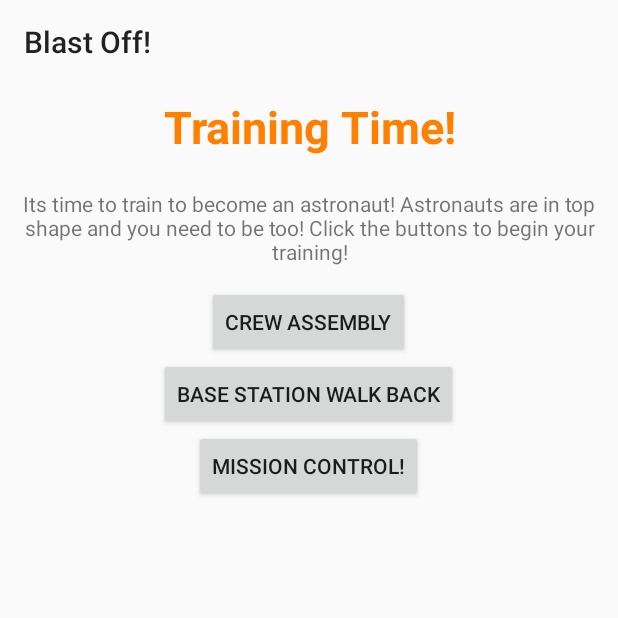
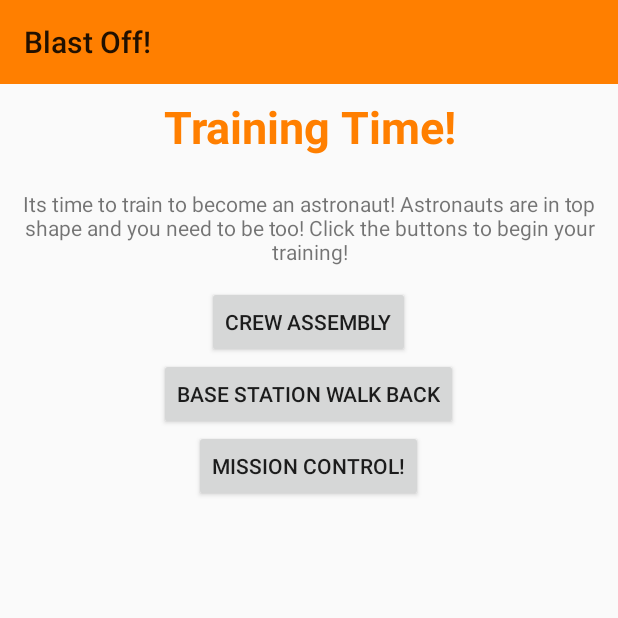
Before and after one commit to Billy1301/BlastOff, an Android app: the TrainActivity screen opened directly, with no data from a screen before it, on a phone screen of 412 x 824 dp, the top half of it. Run offline under Robolectric (Android 15) with nearby library versions, the light colour scheme and no system bars; Roboto replaces fonts that are not available here.

```diff
--- a/SpaceApp/app/src/main/java/com/example/billy/spaceapp/IncentiveActivity.java
+++ b/SpaceApp/app/src/main/java/com/example/billy/spaceapp/IncentiveActivity.java
@@ -7,7 +7,6 @@ import android.support.v7.app.AppCompatActivity;
 import android.widget.ImageView;
 
 import com.example.billy.spaceapp.Learn.Fragment.PlanetFragment;
-import com.example.billy.spaceapp.Train.TrainActivity;
 
 public class IncentiveActivity extends AppCompatActivity {
 
@@ -49,7 +48,6 @@ public class IncentiveActivity extends AppCompatActivity {
 
     private void getBooleans() {
         create = sharedPreferences.getBoolean(CreateActivity.CREATE_BOOLEAN_CODE, create);
-        train = sharedPreferences.getBoolean(TrainActivity.BOOLEAN_CODE, train);
         language = sharedPreferences.getBoolean(CommunicateActivity.COMMUNICATE_BOOLEAN_CODE, language);
         learn = sharedPreferences.getBoolean(PlanetFragment.BOOLEAN_CODE, create);
     }
--- a/SpaceApp/app/src/main/java/com/example/billy/spaceapp/Train/TrainActivity.java
+++ b/SpaceApp/app/src/main/java/com/example/billy/spaceapp/Train/TrainActivity.java
@@ -148,13 +148,13 @@ public class TrainActivity extends AppCompatActivity {
 
     private void setSupplies() {
         baseStationSupplies = " No supplies needed";
-        crewAssemblySupplies = "Gardening Gloves\n Rubber Gloves\n Puzzle";
-        missionControlSupplies = "Tennis ball\n Stop Watch";
+        crewAssemblySupplies = "Gardening Gloves\nRubber Gloves\nPuzzle";
+        missionControlSupplies = "Tennis ball\nStop Watch";
     }
 
     private void setInstructions() {
-        baseStationInstructions = "Measure a course at distances of 400 m (¼ mi), 800 m (½ mi), 1200 m (¾ mi), 1600 m (1 mi)\n At your own pace, walk, jog, or run the measured distance.\n Start by trying to complete 400 m (¼ mi).\n Slowly work to increase the distance by 400 m (¼ mi).\n Over time, your goal should be to complete 1600 m (1 mi).\n Record observations before and after this physical experience.";
+        baseStationInstructions = "Measure a course at distances of 400 m (¼ mi), 800 m (½ mi), 1200 m (¾ mi), 1600 m (1 mi)\nAt your own pace, walk, jog, or run the measured distance.\nStart by trying to complete 400 m (¼ mi).\n Slowly work to increase the distance by 400 m (¼ mi).\nOver time, your goal should be to complete 1600 m (1 mi).\nRecord observations before and after this physical experience.";
         crewAssemblyInstructions = "Wearing various gloves, put together a puzzle or task items (such as using a screwdriver to turn a screw)";
-        missionControlInstructions = "Bounce a tennis ball off the wall and try to catch it while balancing on one foot.\n Raise one foot up behind you, level with your knee.\n Count how many seconds you can stand on one foot while throwing the tennis ball against the wall. Try not to let the ball, or your foot, touch the floor. Try to balance for at least 30 seconds without falling.\n Continue to practice this activity over time until you can keep your balance for 60 seconds without having to start over.";
+        missionControlInstructions = "Bounce a tennis ball off the wall and try to catch it while balancing on one foot.\nRaise one foot up behind you, level with your knee.\nCount how many seconds you can stand on one foot while throwing the tennis ball against the wall. Try not to let the ball, or your foot, touch the floor. Try to balance for at least 30 seconds without falling.\nContinue to practice this activity over time until you can keep your balance for 60 seconds without having to start over.";
     }
 }
--- a/SpaceApp/app/src/main/java/com/example/billy/spaceapp/Train/TrainTaskActivity.java
+++ b/SpaceApp/app/src/main/java/com/example/billy/spaceapp/Train/TrainTaskActivity.java
@@ -31,7 +31,7 @@ public class TrainTaskActivity extends AppCompatActivity {
         setContentView(R.layout.activity_traintaskactivity);
 
         initializeViews();
-        setToolbar();
+        //setToolbar();
         getIntents();
         setTextViews();
     }
--- a/SpaceApp/app/src/main/res/layout/activity_train.xml
+++ b/SpaceApp/app/src/main/res/layout/activity_train.xml
@@ -9,7 +9,8 @@
     <android.support.v7.widget.Toolbar
         android:id="@+id/train_toolbar"
         android:layout_width="match_parent"
-        android:layout_height="wrap_content"></android.support.v7.widget.Toolbar>
+        android:layout_height="wrap_content"
+        android:background="@color/colorPrimary"></android.support.v7.widget.Toolbar>
 
     <TextView
         android:id="@+id/train_blurb_textView_id"
```
Also changed, not shown: SpaceApp/app/src/main/res/layout/activity_traintaskactivity.xml (+9 -6 lines).
